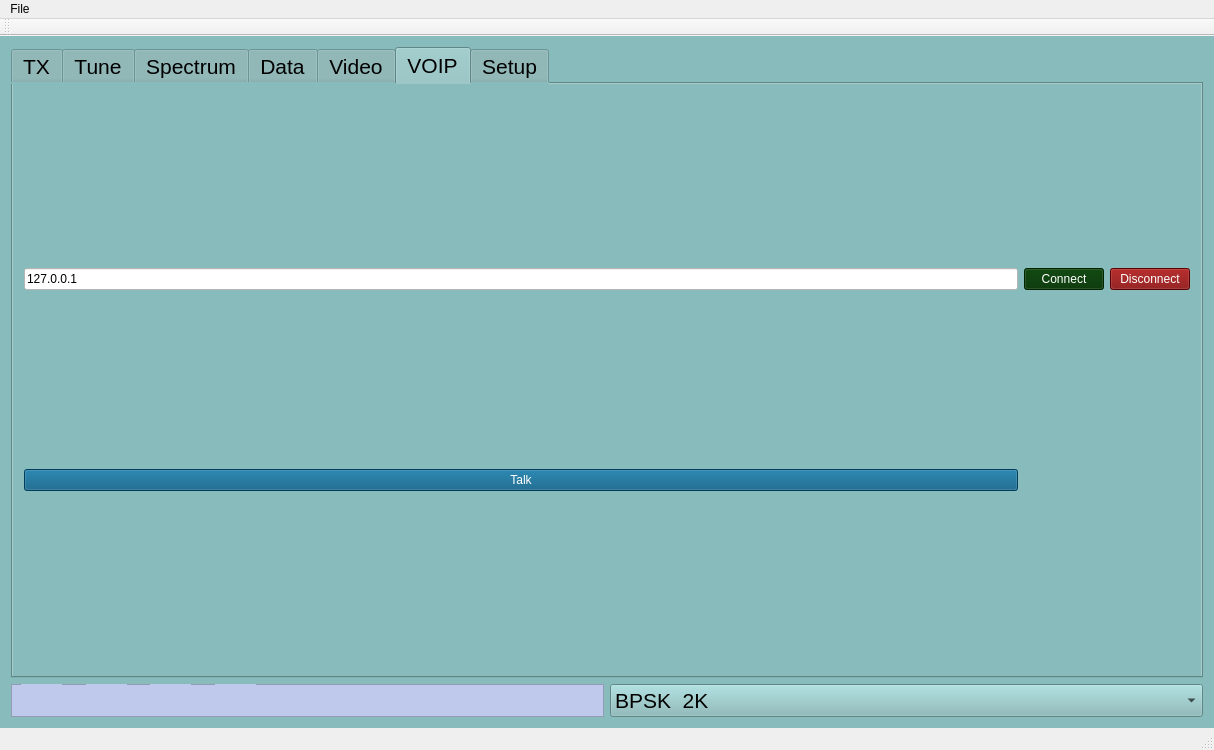
Before: the Qt Designer form mainwindow.ui in qradiolink/qradiolink, drawn with Qt 5.
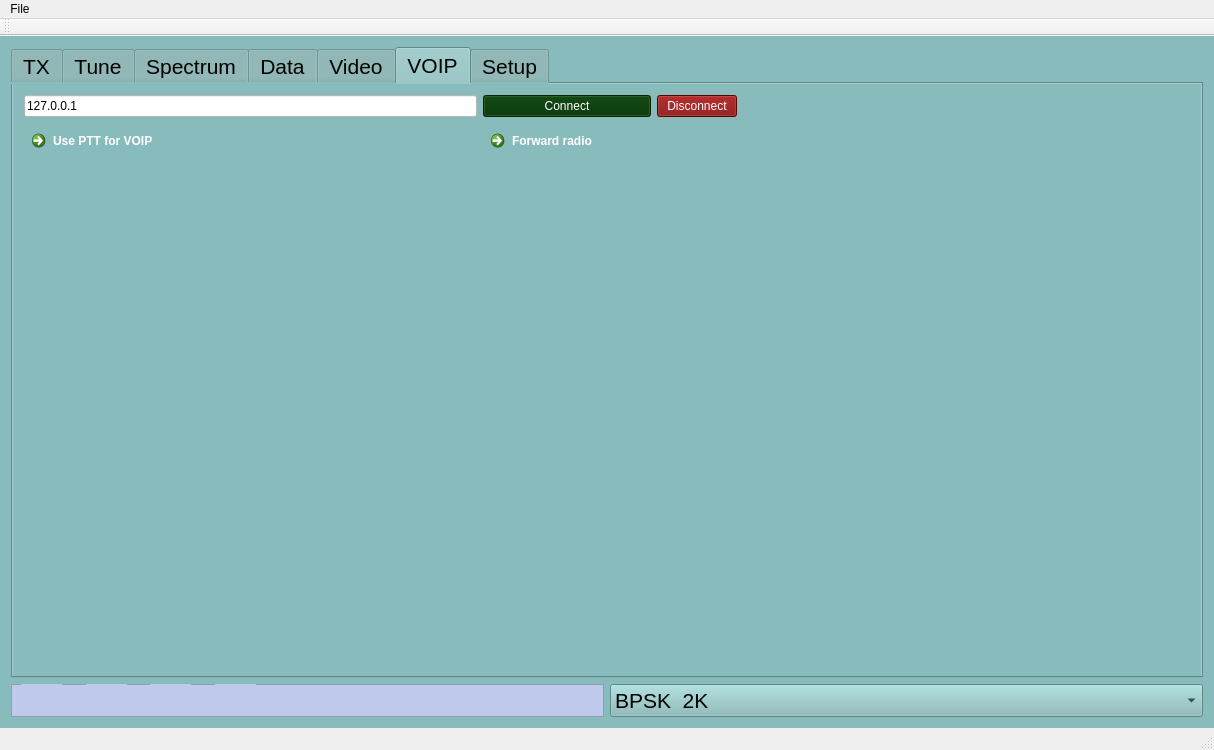
After: the same form once the commit is applied. The open tabs and pages were chosen to show the change. Icons and pictures are not drawn. Custom widgets are drawn as their Qt base class.

Commit message: Modify PA attributes - enable VOIP gui options

```diff
--- a/mainwindow.ui
+++ b/mainwindow.ui
@@ -1650,6 +1650,47 @@
           <string>VOIP</string>
          </attribute>
          <layout class="QGridLayout" name="gridLayout_2">
+          <item row="1" column="0">
+           <widget class="QCommandLinkButton" name="pttVoipButton">
+            <property name="sizePolicy">
+             <sizepolicy hsizetype="Fixed" vsizetype="Fixed">
+              <horstretch>0</horstretch>
+              <verstretch>0</verstretch>
+             </sizepolicy>
+            </property>
+            <property name="minimumSize">
+             <size>
+              <width>120</width>
+              <height>50</height>
+             </size>
+            </property>
+            <property name="styleSheet">
+             <string notr="true">font: 14pt &quot;Sans Serif&quot;;
+border-width: 4px;
+color: rgb(255, 255, 255);
+background-color: rgb(85, 85, 127);</string>
+            </property>
+            <property name="text">
+             <string>Use PTT for VOIP</string>
+            </property>
+            <property name="checkable">
+             <bool>true</bool>
+            </property>
+           </widget>
+          </item>
+          <item row="0" column="3">
+           <spacer name="horizontalSpacer_5">
+            <property name="orientation">
+             <enum>Qt::Horizontal</enum>
+            </property>
+            <property name="sizeHint" stdset="0">
+             <size>
+              <width>40</width>
+              <height>20</height>
+             </size>
+            </property>
+           </spacer>
+          </item>
           <item row="0" column="0">
            <widget class="QLineEdit" name="voipServerEdit">
             <property name="styleSheet">
@@ -1687,16 +1728,32 @@
             </property>
            </widget>
           </item>
-          <item row="1" column="0">
-           <widget class="QPushButton" name="voipTalkButton">
+          <item row="2" column="0">
+           <spacer name="verticalSpacer_2">
+            <property name="orientation">
+             <enum>Qt::Vertical</enum>
+            </property>
+            <property name="sizeHint" stdset="0">
+             <size>
+              <width>20</width>
+              <height>40</height>
+             </size>
+            </property>
+           </spacer>
+          </item>
+          <item row="1" column="1">
+           <widget class="QCommandLinkButton" name="voipForwardButton">
             <property name="styleSheet">
-             <string notr="true">font: 16pt &quot;Sans Serif&quot;;
-background:none;
+             <string notr="true">font: 14pt &quot;Sans Serif&quot;;
+border-width: 4px;
 color: rgb(255, 255, 255);
-background-color: rgb(0, 85, 127);</string>
+background-color: rgb(85, 85, 127);</string>
             </property>
             <property name="text">
-             <string>Talk</string>
+             <string>Forward radio</string>
+            </property>
+            <property name="checkable">
+             <bool>true</bool>
             </property>
            </widget>
           </item>
```
Left out of the diff: 2 changed lines with no effect on the pictures. The commit also changes 8 other files.
